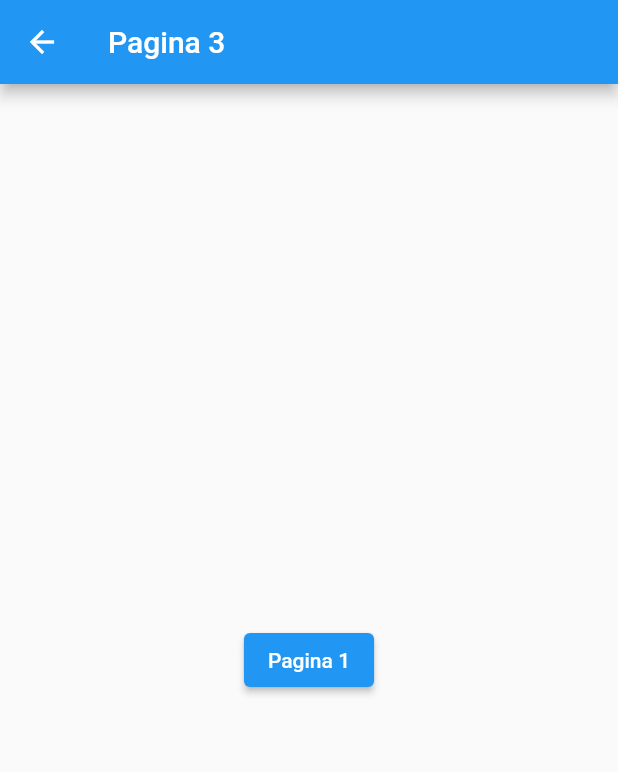
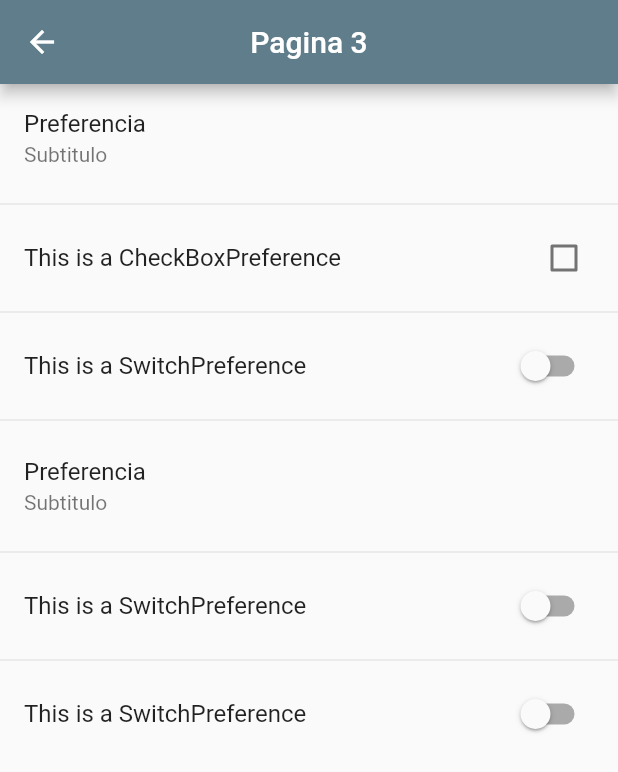
Before and after one commit to SebastianBaeza/IWG_101_luck, a Flutter app: the screen it shows after launch, after a tap on "Opciones", on a phone screen of 412 x 824 dp. Shown: the top 772 px of the screen. Run offline on Flutter 3.47's test engine with Material 2 defaults, Android fonts, the phone set to English and light mode, and no system bars; our stand-ins replace flutter_colorpicker; missing offline and left inert: painter.

Commit message:
Modificaciones visuales

```diff
--- a/lib/page1.dart
+++ b/lib/page1.dart
@@ -9,15 +9,86 @@ class FirstRoute extends StatelessWidget {
       backgroundColor: Colors.blue[200],
 //Barra superior--------------------------------------------
       appBar: AppBar(
-        title: Text('First Route',
-        textAlign: TextAlign.right,
+        toolbarHeight: 70.0,
+        shadowColor: Colors.black45,
+        centerTitle: true,
+        title: Text(
+          'Primera Pagina',
           style: TextStyle(
-          color: Colors.black45,
+            color: Colors.white,
+            fontFamily: 'IndieFlower',
+            fontSize: 30.0,
           ),
         ),
         backgroundColor: Colors.indigo,
       ),
 //---------------------------------------------------------
+      drawer: new Drawer(
+        child: new ListView(
+          children: <Widget>[
+            new Container(
+              child: new DrawerHeader(
+                  child: CircleAvatar(
+                      backgroundImage: AssetImage('icons/New_Drawing.png'))),
+              color: Colors.blue[200],
+            ),
+
+
+
+            new Container(
+              child: Text(
+                'Version 0.0.1',
+                style: TextStyle(
+                    fontSize: 20.0,
+                    fontWeight: FontWeight.w400,
+                    fontFamily: 'Goldman'),
+              ),
+              color: Colors.blue[300],
+              alignment: Alignment.center,
+              padding: EdgeInsets.all(20),
+            ),
+
+
+
+            new Container(
+              child: FlatButton(
+                  onPressed: () {
+                    Navigator.push(
+                        context,
+                        new MaterialPageRoute(
+                            builder: (context) => SecondRoute()));
+                  },
+                  color: Colors.white10,
+                  child:
+                      ListTile(title: Text('Dibujo',
+                      style: TextStyle(fontSize:40,),))),
+              color: Colors.blue[300],
+              alignment: Alignment.center,
+              padding: EdgeInsets.all(10),
+            ),
+
+
+
+            new Container(
+              child: FlatButton(
+                  onPressed: () {
+                    Navigator.push(
+                        context,
+                        new MaterialPageRoute(
+                            builder: (context) => ThirdRoute()));
+                  },
+                  color: Colors.white10,
+                  child:
+                      ListTile(title: Text('hola'), subtitle: Text('mundo'))),
+              color: Colors.blue[300],
+              alignment: Alignment.center,
+              padding: EdgeInsets.all(10),
+            ),
+          ],
+        ),
+      ),
+
+
 
 //cuerpo principal de la pagina-------------------------
       body: Center(
@@ -33,8 +104,7 @@ class FirstRoute extends StatelessWidget {
               child: CircleAvatar(
                 radius: 90.0,
                 backgroundImage: AssetImage('icons/New_Drawing.png'),
-              )
-            ),
+              )),
 
 //Boton de prueba------------------------------------------------------------------
 //            ElevatedButton(
@@ -48,15 +118,17 @@ class FirstRoute extends StatelessWidget {
           FlatButton(
 //Funcion del boton------------
             onPressed: () {
-                Navigator.push(context, new MaterialPageRoute(builder: (context) => SecondRoute()));
+              Navigator.push(context,
+                  new MaterialPageRoute(builder: (context) => SecondRoute()));
             },
 //Child del boton---------------
             child: Card(
               margin: EdgeInsets.symmetric(
                 horizontal: 0.0,
-                vertical:30.0,
+                vertical: 30.0,
               ),
-              child: Text('A Dibujar !!',
+              child: Text(
+                'A Dibujar !!',
                 style: TextStyle(
                   color: Colors.white,
                   fontFamily: 'IndieFlower',
@@ -73,15 +145,17 @@ class FirstRoute extends StatelessWidget {
           FlatButton(
 //Funcion del boton------------
             onPressed: () {
-                Navigator.push(context, new MaterialPageRoute(builder: (context) => ThirdRoute()));
+              Navigator.push(context,
+                  new MaterialPageRoute(builder: (context) => ThirdRoute()));
             },
 //Child del boton---------------
             child: Card(
               margin: EdgeInsets.symmetric(
                 horizontal: 30.0,
-                vertical:5.0,
+                vertical: 5.0,
               ),
-              child: Text('Opciones',
+              child: Text(
+                'Opciones',
                 style: TextStyle(
                   color: Colors.white,
                   fontFamily: 'IndieFlower',
@@ -94,8 +168,7 @@ class FirstRoute extends StatelessWidget {
           ),
 //-------------------------------------------------------------------
         ],
-        )
-      ),
+      )),
     );
   }
 }
--- a/lib/page2.dart
+++ b/lib/page2.dart
@@ -35,7 +35,7 @@ class _ExamplePageState extends State<ExamplePage> {
   PainterController _newController() {
     PainterController controller = new PainterController();
     controller.thickness = 5.0;
-    controller.backgroundColor = Colors.green;
+    controller.backgroundColor = Colors.white;
     return controller;
   }
 
@@ -85,11 +85,11 @@ class _ExamplePageState extends State<ExamplePage> {
           actions: actions,
           bottom: new PreferredSize(
             child: new DrawBar(_controller),
-            preferredSize: new Size(MediaQuery.of(context).size.width, 30.0),
+            preferredSize: new Size(MediaQuery.of(context).size.width, 40.0),
           )),
       body: new Center(
           child: new AspectRatio(
-              aspectRatio: 1.0, child: new Painter(_controller))),
+              aspectRatio: 2/3, child: new Painter(_controller))),
     );
   }
 
--- a/lib/page3.dart
+++ b/lib/page3.dart
@@ -1,23 +1,52 @@
 import 'package:flutter/material.dart';
-import 'package:iwg_proyect/page1.dart';
-import 'package:iwg_proyect/page2.dart';
 
 class ThirdRoute extends StatelessWidget {
   @override
   Widget build(BuildContext context) {
     return Scaffold(
-      appBar: AppBar(
-        title: Text('Pagina 3'),
-      ),
-      body: Center(
-        child: ElevatedButton(
-          child: Text('Pagina 1'),
-          onPressed: () {
-            Navigator.pop(context, MaterialPageRoute(builder: (context) => FirstRoute()
-            ));
-          },
+        appBar: AppBar(
+          title: Text('Pagina 3'),
+          centerTitle: true,
+          backgroundColor: Colors.blueGrey,
         ),
-      ),
-    );
+        body: ListView(
+          children: <Widget>[
+            ListTile(
+              title: Text("Preferencia"),
+              subtitle: Text("Subtitulo"),
+              onTap: () {},
+            ),
+            Divider(),
+            CheckboxListTile(
+              value: false,
+              title: Text("This is a CheckBoxPreference"),
+              onChanged: (value) {},
+            ),
+            Divider(),
+            SwitchListTile(
+              value: false,
+              title: Text("This is a SwitchPreference"),
+              onChanged: (value) {},
+            ),
+            Divider(),
+            ListTile(
+              title: Text("Preferencia"),
+              subtitle: Text("Subtitulo"),
+              onTap: () {},
+            ),
+            Divider(),
+            SwitchListTile(
+              value: false,
+              title: Text("This is a SwitchPreference"),
+              onChanged: (value) {},
+            ),
+            Divider(),
+            SwitchListTile(
+              value: false,
+              title: Text("This is a SwitchPreference"),
+              onChanged: (value) {},
+            ),
+          ],
+        ));
   }
 }
--- a/pubspec.yaml
+++ b/pubspec.yaml
@@ -61,5 +61,8 @@ flutter:
     - family: IndieFlower
       fonts:
         - asset: fonts/IndieFlower-Regular.ttf
+    - family: Goldman
+      fonts:
+        - asset: fonts/Goldman-Regular.ttf
   # For details regarding fonts from package dependencies,
   # see https://flutter.dev/custom-fonts/#from-packages
```
Also changed, not shown: fonts/Goldman-Regular.ttf (added), fonts/Roboto-Regular.ttf (added). Lines whose indentation alone changed are shown as unchanged.
